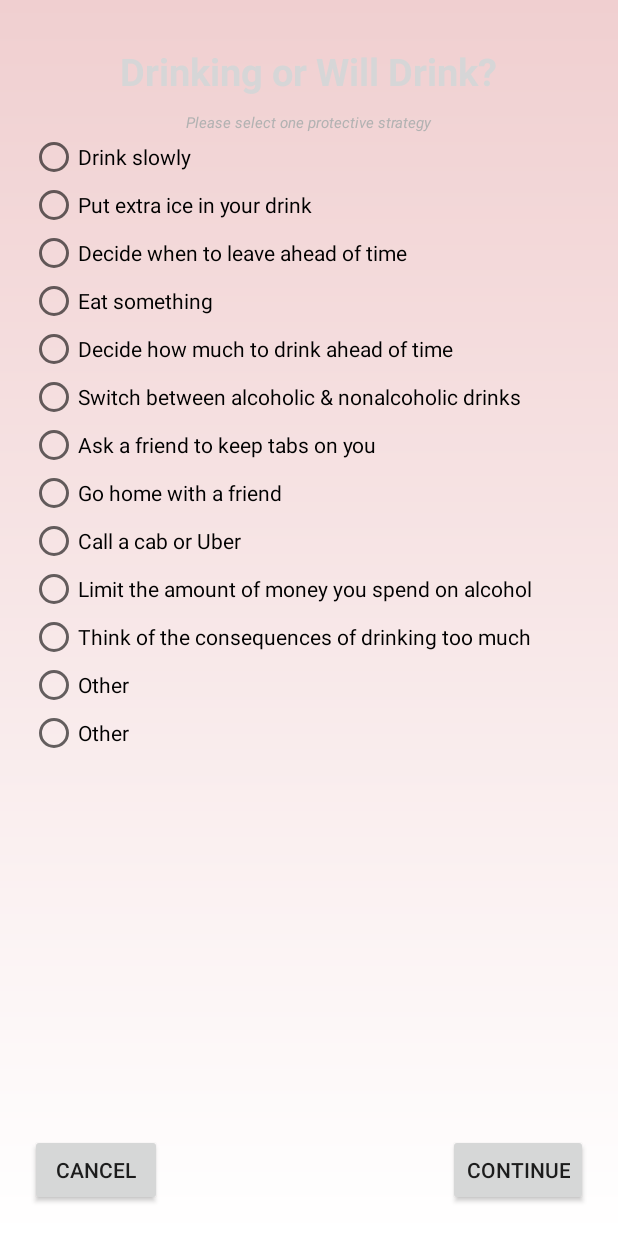
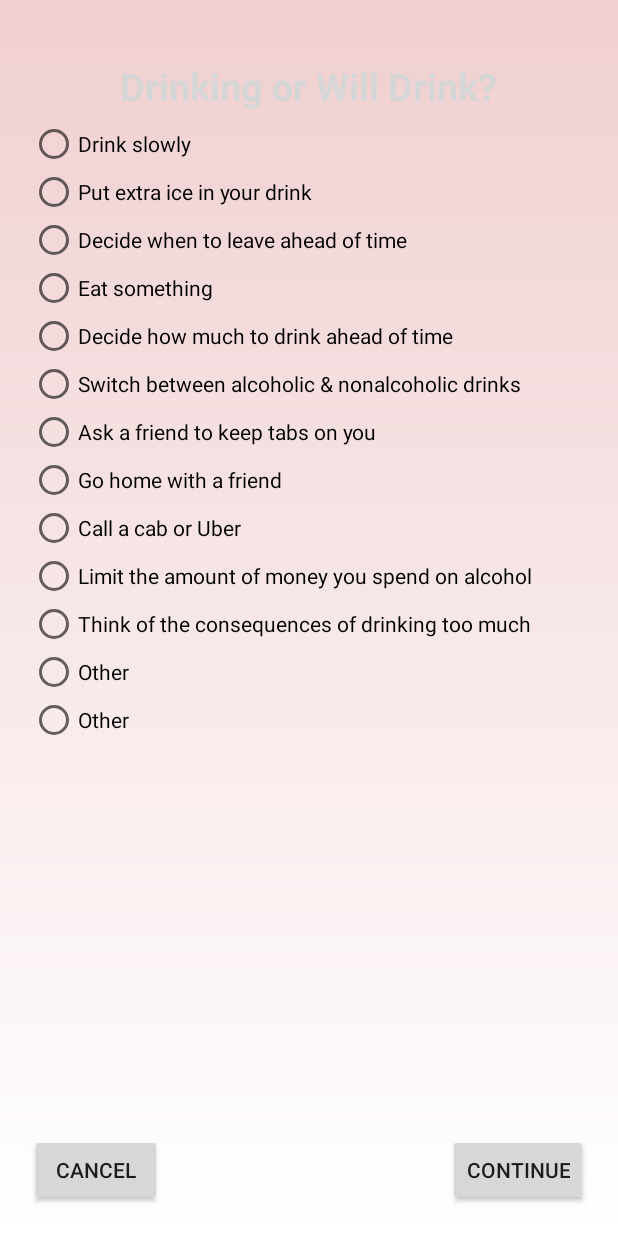
Before and after one commit to hyorkim11/empaticae4, an Android app: the DrinkActivity screen opened directly, with no data from a screen before it, on a phone screen of 412 x 824 dp. Run offline under Robolectric (Android 15) with nearby library versions, the phone set to English and light mode, and no system bars; libraries missing offline, so code that uses them is left out: com.beardedhen.androidbootstrap; plain views replace BootstrapButton; 4 statements that could not run were skipped.

Commit message:
9/17/15 - 1:07PM

```diff
--- a/app/src/main/java/empaticae4/hrker/com/empaticae4/activity/reports/NegativeActivity2.java
+++ b/app/src/main/java/empaticae4/hrker/com/empaticae4/activity/reports/NegativeActivity2.java
@@ -202,8 +202,8 @@ public class NegativeActivity2 extends Activity {
                     mInitialOther.setText(ts);
                     mInitialOther.setChecked(true);
                     tempString = ts;
-                    mPrefs.setInitCustomGoodmove(ts);
-                    mCachedReportData.setIcgm(ts);
+                    mPrefs.setInitCustomCoolthought(ts);
+                    mCachedReportData.setIcct(ts);
                     dialog.cancel();
                 }
             }
--- a/app/src/main/res/layout/activity_drink.xml
+++ b/app/src/main/res/layout/activity_drink.xml
@@ -12,31 +12,20 @@
         android:layout_width="wrap_content"
         android:layout_height="wrap_content"
         android:layout_centerHorizontal="true"
-        android:layout_marginTop="10dp"
-        android:layout_marginLeft="20dp"
-        android:layout_marginRight="20dp"
+        android:layout_marginTop="20dp"
+        android:layout_marginLeft="10dp"
+        android:layout_marginRight="10dp"
+        android:layout_marginBottom="5dp"
         android:gravity="center_horizontal"
         android:text="Drinking or Will Drink?"
         android:textColor="@color/white"
         android:textSize="25sp"
         android:textStyle="bold" />
 
-    <TextView
-        android:id="@+id/caption"
+    <LinearLayout
         android:layout_width="wrap_content"
         android:layout_height="wrap_content"
         android:layout_below="@+id/title"
-        android:layout_centerHorizontal="true"
-        android:text="Please select one protective strategy"
-        android:textColor="@color/grey"
-        android:layout_marginTop="10dp"
-        android:textSize="10sp"
-        android:textStyle="italic" />
-
-    <LinearLayout
-        android:layout_width="wrap_content"
-        android:layout_height="wrap_content"
-        android:layout_below="@+id/caption"
         android:orientation="vertical">
 
         <RadioGroup
--- a/app/src/main/res/layout/activity_positive.xml
+++ b/app/src/main/res/layout/activity_positive.xml
@@ -12,7 +12,10 @@
         android:layout_width="wrap_content"
         android:layout_height="wrap_content"
         android:layout_centerHorizontal="true"
-        android:layout_margin="20dp"
+        android:layout_marginTop="20dp"
+        android:layout_marginLeft="10dp"
+        android:layout_marginRight="10dp"
+        android:layout_marginBottom="20dp"
         android:gravity="center_horizontal"
         android:text="What is Going On Right Now?"
         android:textColor="@color/white"
```
Also changed, not shown: app/src/main/res/layout/activity_good_moves.xml (+5 -13 lines), app/src/main/res/layout/activity_negative.xml (+5 -2 lines), app/src/main/res/layout/activity_negative2.xml (+5 -14 lines), app/src/main/res/layout/activity_report.xml (+5 -2 lines).
